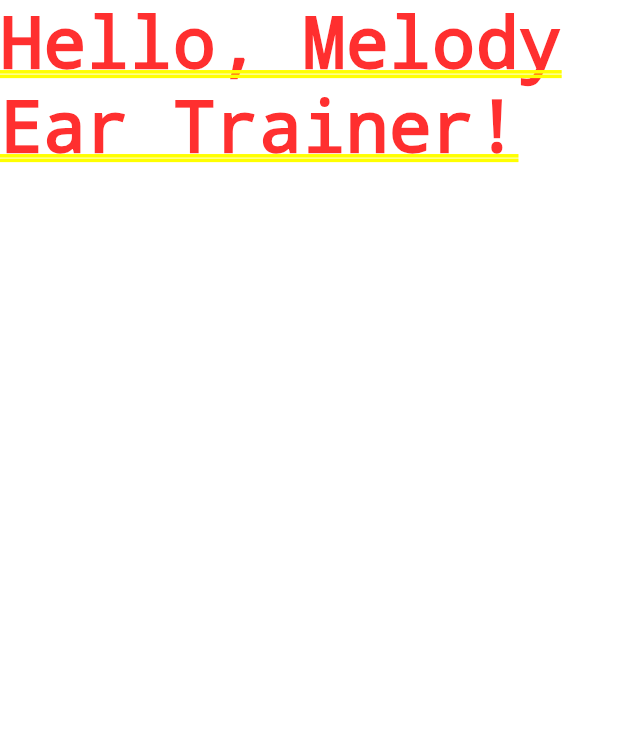
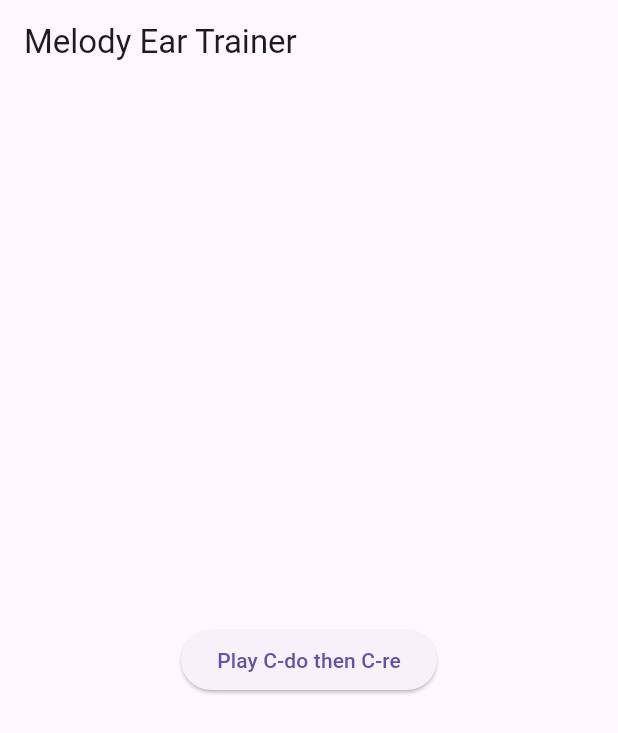
Before and after one commit to pringprong/earTraining, a Flutter app: the screen it shows after launch, on a phone screen of 412 x 824 dp. Shown: the top 733 px of the screen. Run offline on Flutter 3.47's test engine with Material 3 defaults, Android fonts, the phone set to English and light mode, and no system bars; our stand-ins replace just_audio.

Commit message:
first flutter button

```diff
--- a/melody_ear_trainer_flutter/melody_ear_trainer_flutter/lib/main.dart
+++ b/melody_ear_trainer_flutter/melody_ear_trainer_flutter/lib/main.dart
@@ -1,12 +1,67 @@
 import 'package:flutter/material.dart';
-//import 'dart:async';
-//import 'package:audioplayers/audioplayers.dart';
+import 'package:just_audio/just_audio.dart';
+import 'dart:async';
 
 void main() {
-  runApp(
-    const MaterialApp(
-      home: Text("Hello, Melody Ear Trainer!"
+  runApp(const MelodyEarTrainerApp());
+}
+
+class MelodyEarTrainerApp extends StatelessWidget {
+  const MelodyEarTrainerApp({super.key});
+
+  @override
+  Widget build(BuildContext context) {
+    return const MaterialApp(
+      home: MelodyHomePage(),
+    );
+  }
+}
+
+class MelodyHomePage extends StatefulWidget {
+  const MelodyHomePage({super.key});
+
+  @override
+  State<MelodyHomePage> createState() => _MelodyHomePageState();
+}
+
+class _MelodyHomePageState extends State<MelodyHomePage> {
+  final AudioPlayer _player1 = AudioPlayer();
+  final AudioPlayer _player2 = AudioPlayer();
+
+  Future<void> _playTwoNotes() async {
+    try {
+      _player1.setAsset('assets/audio/C-do.mp3');
+      _player1.setClip(start: Duration(seconds: 0), end: Duration(seconds: 1));
+      _player1.play();
+      // Wait 500ms, then start the second note (overlapping)
+      await Future.delayed(const Duration(milliseconds: 500));
+      _player2.setAsset('assets/audio/C-re.mp3');
+      _player2.setClip(start: Duration(seconds: 0), end: Duration(seconds: 1));
+      _player2.play();
+    } catch (e) {
+      ScaffoldMessenger.of(context).showSnackBar(
+        SnackBar(content: Text('Error playing audio: $e')),
+      );
+    }
+  }
+
+  @override
+  void dispose() {
+    _player1.dispose();
+    _player2.dispose();
+    super.dispose();
+  }
+
+  @override
+  Widget build(BuildContext context) {
+    return Scaffold(
+      appBar: AppBar(title: const Text('Melody Ear Trainer')),
+      body: Center(
+        child: ElevatedButton(
+          onPressed: _playTwoNotes,
+          child: const Text('Play C-do then C-re'),
+        ),
       ),
-    ),
-  );
+    );
+  }
 }
```
Also changed, not shown: melody_ear_trainer_flutter/melody_ear_trainer_flutter/pubspec.yaml (+10 -9 lines), melody_ear_trainer_flutter/melody_ear_trainer_flutter/pubspec.lock.
